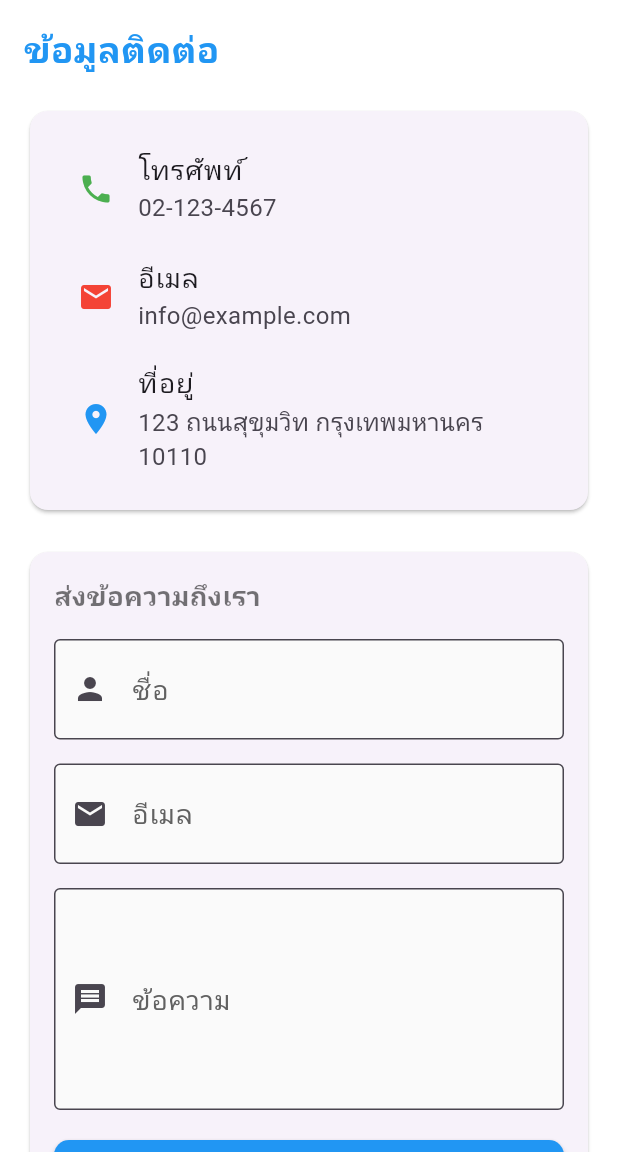
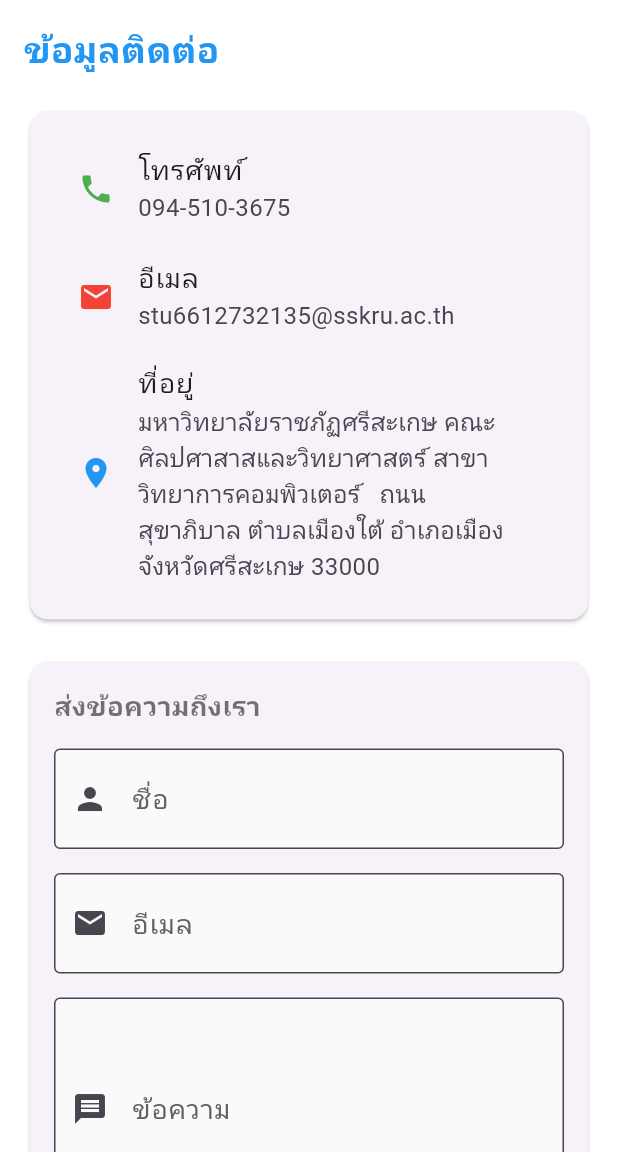
Before and after one commit to Non2412/Transaction_API, a Flutter app: the ContactScreen screen opened by its route, on a phone screen of 412 x 824 dp, the part 84-1236 px from its top. Run offline on Flutter 3.47's test engine with Material 3 defaults, Android fonts, the phone set to English and light mode, and no system bars; our stand-ins replace get, hive; accounts and stored records are empty.

Commit message:
update date contact

```diff
--- a/lib/screens/contact_screen.dart
+++ b/lib/screens/contact_screen.dart
@@ -54,17 +54,18 @@ class ContactInfoCard extends StatelessWidget {
             ListTile(
               leading: const Icon(Icons.phone, color: Colors.green),
               title: const Text('โทรศัพท์'),
-              subtitle: const Text('02-123-4567'),
+              subtitle: const Text('094-510-3675'),
             ),
             ListTile(
               leading: const Icon(Icons.email, color: Colors.red),
               title: const Text('อีเมล'),
-              subtitle: const Text('info@example.com'),
+              subtitle: const Text('stu6612732135@sskru.ac.th'),
             ),
             ListTile(
               leading: const Icon(Icons.location_on, color: Colors.blue),
               title: const Text('ที่อยู่'),
-              subtitle: const Text('123 ถนนสุขุมวิท กรุงเทพมหานคร 10110'),
+              subtitle: const Text('มหาวิทยาลัยราชภัฏศรีสะเกษ คณะศิลปศาสาสและวิทยาศาสตร์ สาขาวิทยาการคอมพิวเตอร์ '
+                  '  ถนนสุขาภิบาล ตำบลเมืองใต้ อำเภอเมือง จังหวัดศรีสะเกษ 33000'),
             ),
           ],
         ),
```
